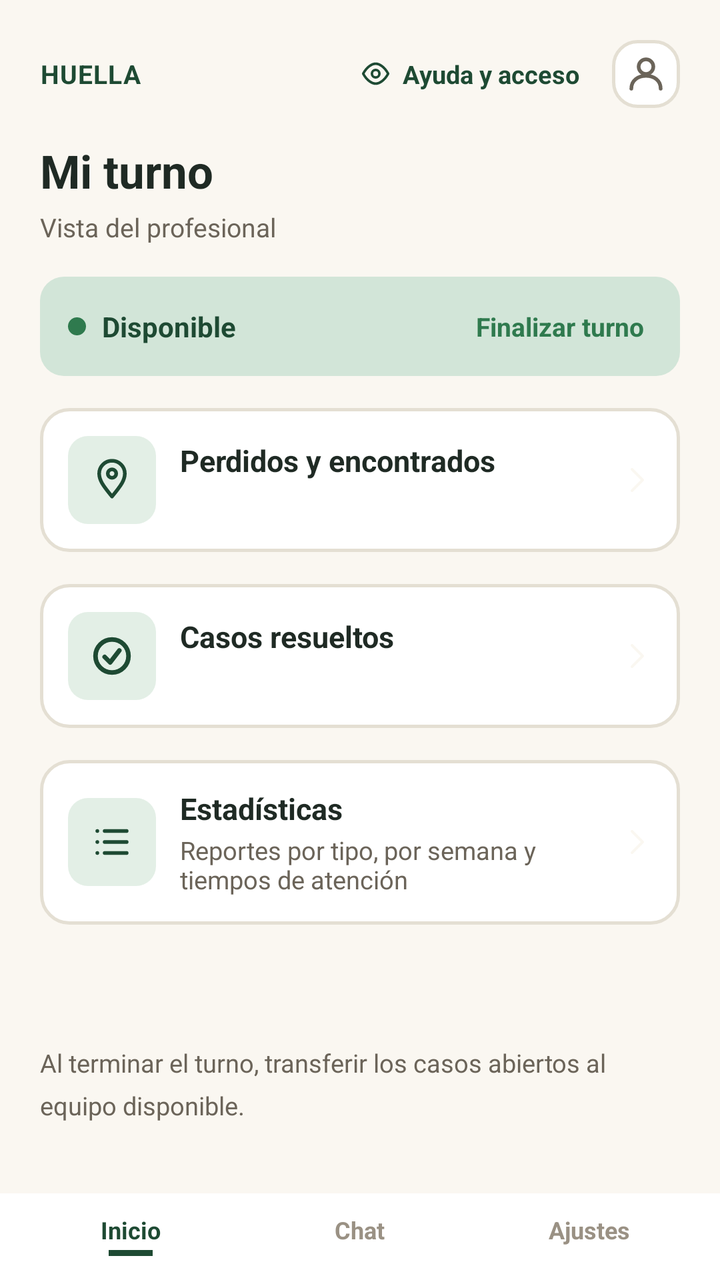
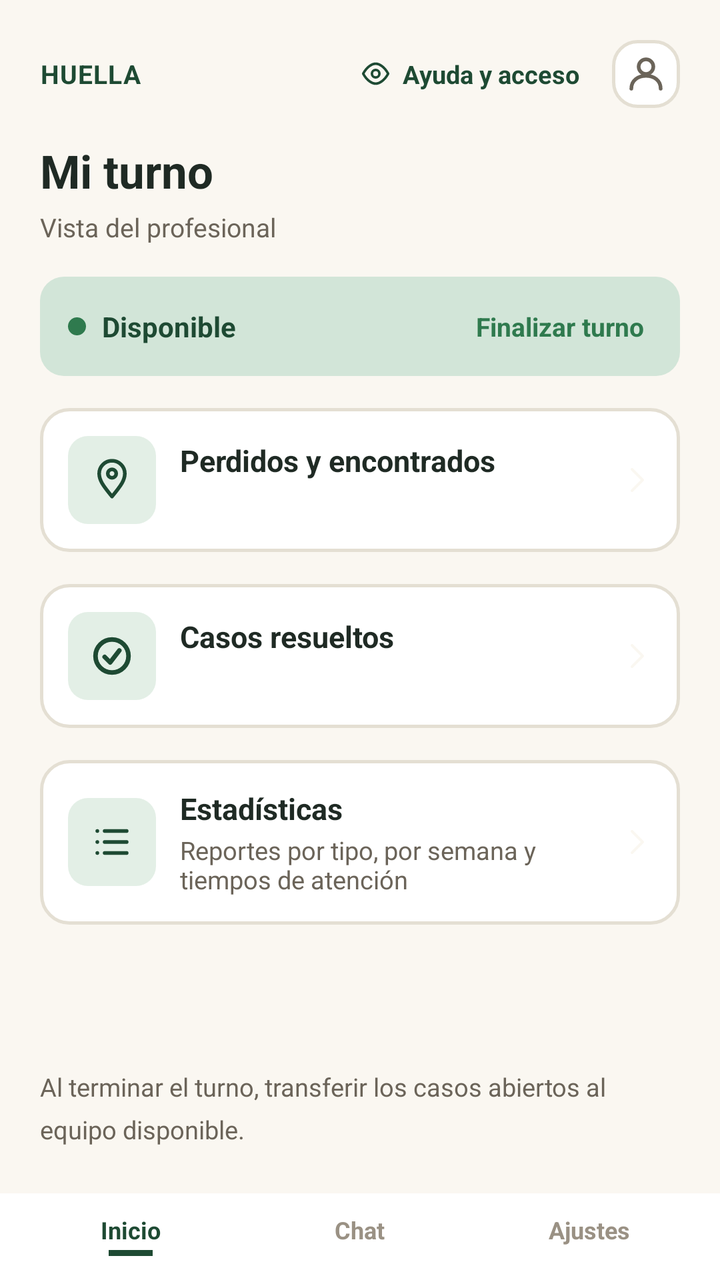

The first picture is an Android layout as it rendered before a commit; the second is the same layout after the commit. The layout source and the unified diff follow.
<!-- AndroidManifest.xml: application theme Theme.HUELLASEGURA -->
<!-- res/layout/activity_bandeja_profesional.xml -->
<?xml version="1.0" encoding="utf-8"?>
<LinearLayout xmlns:android="http://schemas.android.com/apk/res/android"
    xmlns:app="http://schemas.android.com/apk/res-auto"
    android:id="@+id/root"
    android:layout_width="match_parent"
    android:layout_height="match_parent"
    android:background="@color/surface_background"
    android:orientation="vertical">

    <LinearLayout
        android:layout_width="match_parent"
        android:layout_height="wrap_content"
        android:gravity="center_vertical"
        android:orientation="horizontal"
        android:paddingStart="20dp"
        android:paddingTop="20dp"
        android:paddingEnd="20dp">

        <TextView
            android:layout_width="0dp"
            android:layout_height="wrap_content"
            android:layout_weight="1"
            android:letterSpacing="0.03"
            android:text="@string/report_brand_wordmark"
            android:textColor="@color/brand_dark"
            android:textSize="13sp"
            android:textStyle="bold" />

        <LinearLayout
            android:id="@+id/btnHelpAccess"
            android:layout_width="wrap_content"
            android:layout_height="wrap_content"
            android:layout_marginEnd="10dp"
            android:clickable="true"
            android:focusable="true"
            android:gravity="center_vertical"
            android:orientation="horizontal"
            android:padding="6dp">

            <ImageView
                android:layout_width="15dp"
                android:layout_height="15dp"
                android:contentDescription="@null"
                android:src="@drawable/ic_eye_outline" />

            <TextView
                android:layout_width="wrap_content"
                android:layout_height="wrap_content"
                android:layout_marginStart="6dp"
                android:text="@string/report_help_access"
                android:textColor="@color/brand_dark"
                android:textSize="12.5sp"
                android:textStyle="bold" />
        </LinearLayout>

        <ImageButton
            android:id="@+id/btnProfile"
            android:layout_width="34dp"
            android:layout_height="34dp"
            android:background="@drawable/bg_icon_button"
            android:contentDescription="@string/profile_button"
            android:padding="7dp"
            android:src="@drawable/ic_profile" />
    </LinearLayout>

    <ScrollView
        android:id="@+id/scrollCases"
        android:layout_width="match_parent"
        android:layout_height="0dp"
        android:layout_weight="1"
        android:fillViewport="true">

        <LinearLayout
            android:layout_width="match_parent"
            android:layout_height="wrap_content"
            android:orientation="vertical"
            android:paddingStart="20dp"
            android:paddingTop="16dp"
            android:paddingEnd="20dp"
            android:paddingBottom="8dp">

            <TextView
                android:layout_width="wrap_content"
                android:layout_height="wrap_content"
                android:text="@string/professional_shift_title"
                android:textColor="@color/text_primary"
                android:textSize="23sp"
                android:textStyle="bold" />

            <TextView
                android:layout_width="wrap_content"
                android:layout_height="wrap_content"
                android:layout_marginTop="4dp"
                android:layout_marginBottom="16dp"
                android:text="@string/professional_shift_subtitle"
                android:textColor="@color/text_secondary"
                android:textSize="13sp" />

            <LinearLayout
                android:id="@+id/cardShiftStatus"
                android:layout_width="match_parent"
                android:layout_height="wrap_content"
                android:layout_marginBottom="16dp"
                android:background="@drawable/bg_shift_status"
                android:gravity="center_vertical"
                android:orientation="horizontal"
                android:paddingStart="14dp"
                android:paddingTop="12dp"
                android:paddingEnd="14dp"
                android:paddingBottom="12dp">

                <View
                    android:id="@+id/dotStatus"
                    android:layout_width="9dp"
                    android:layout_height="9dp"
                    android:background="@drawable/shape_dot_active" />

                <TextView
                    android:id="@+id/tvStatus"
                    android:layout_width="0dp"
                    android:layout_height="wrap_content"
                    android:layout_marginStart="8dp"
                    android:layout_weight="1"
                    android:text="@string/professional_status_available"
                    android:textColor="@color/brand_dark"
                    android:textSize="14sp"
                    android:textStyle="bold" />

                <TextView
                    android:id="@+id/tvToggleShift"
                    android:layout_width="wrap_content"
                    android:layout_height="wrap_content"
                    android:background="?attr/selectableItemBackgroundBorderless"
                    android:padding="4dp"
                    android:text="@string/professional_end_shift"
                    android:textColor="@color/accent_green"
                    android:textSize="13sp"
                    android:textStyle="bold" />
            </LinearLayout>

            <LinearLayout
                android:id="@+id/cardPerdidos"
                android:layout_width="match_parent"
                android:layout_height="wrap_content"
                android:layout_marginBottom="16dp"
                android:background="@drawable/bg_card"
                android:clickable="true"
                android:focusable="true"
                android:foreground="?attr/selectableItemBackground"
                android:gravity="center_vertical"
                android:orientation="horizontal"
                android:padding="14dp">

                <FrameLayout
                    android:layout_width="44dp"
                    android:layout_height="44dp"
                    android:background="@drawable/bg_icon_soft">

                    <ImageView
                        android:layout_width="22dp"
                        android:layout_height="22dp"
                        android:layout_gravity="center"
                        android:contentDescription="@null"
                        android:src="@drawable/ic_location_pin" />
                </FrameLayout>

                <LinearLayout
                    android:layout_width="0dp"
                    android:layout_height="wrap_content"
                    android:layout_marginStart="12dp"
                    android:layout_weight="1"
                    android:orientation="vertical">

                    <TextView
                        android:layout_width="wrap_content"
                        android:layout_height="wrap_content"
                        android:text="@string/perdidos_inbox_title"
                        android:textColor="@color/text_primary"
                        android:textSize="15sp"
                        android:textStyle="bold" />

                    <TextView
                        android:id="@+id/tvPerdidosCount"
                        android:layout_width="wrap_content"
                        android:layout_height="wrap_content"
                        android:layout_marginTop="2dp"
                        android:textColor="@color/text_secondary"
                        android:textSize="12.5sp" />
                </LinearLayout>

                <View
                    android:id="@+id/dotPerdidos"
                    android:layout_width="10dp"
                    android:layout_height="10dp"
                    android:background="@drawable/shape_dot_active"
                    android:visibility="invisible" />

                <ImageView
                    android:layout_width="16dp"
                    android:layout_height="16dp"
                    android:layout_marginStart="8dp"
                    android:contentDescription="@null"
                    android:rotation="180"
                    android:src="@drawable/ic_arrow_back" />
            </LinearLayout>

            <LinearLayout
                android:id="@+id/cardResueltos"
                android:layout_width="match_parent"
                android:layout_height="wrap_content"
                android:layout_marginBottom="16dp"
                android:background="@drawable/bg_card"
                android:clickable="true"
                android:focusable="true"
                android:foreground="?attr/selectableItemBackground"
                android:gravity="center_vertical"
                android:orientation="horizontal"
                android:padding="14dp">

                <FrameLayout
                    android:layout_width="44dp"
                    android:layout_height="44dp"
                    android:background="@drawable/bg_icon_soft">

                    <ImageView
                        android:layout_width="22dp"
                        android:layout_height="22dp"
                        android:layout_gravity="center"
                        android:contentDescription="@null"
                        android:src="@drawable/ic_check_circle_dark" />
                </FrameLayout>

                <LinearLayout
                    android:layout_width="0dp"
                    android:layout_height="wrap_content"
                    android:layout_marginStart="12dp"
                    android:layout_weight="1"
                    android:orientation="vertical">

                    <TextView
                        android:layout_width="wrap_content"
                        android:layout_height="wrap_content"
                        android:text="@string/resolved_inbox_title"
                        android:textColor="@color/text_primary"
                        android:textSize="15sp"
                        android:textStyle="bold" />

                    <TextView
                        android:id="@+id/tvResueltosCount"
                        android:layout_width="wrap_content"
                        android:layout_height="wrap_content"
                        android:layout_marginTop="2dp"
                        android:textColor="@color/text_secondary"
                        android:textSize="12.5sp" />
                </LinearLayout>

                <ImageView
                    android:layout_width="16dp"
                    android:layout_height="16dp"
                    android:layout_marginStart="8dp"
                    android:contentDescription="@null"
                    android:rotation="180"
                    android:src="@drawable/ic_arrow_back" />
            </LinearLayout>

            <LinearLayout
                android:id="@+id/cardEstadisticas"
                android:layout_width="match_parent"
                android:layout_height="wrap_content"
                android:layout_marginBottom="16dp"
                android:background="@drawable/bg_card"
                android:clickable="true"
                android:focusable="true"
                android:foreground="?attr/selectableItemBackground"
                android:gravity="center_vertical"
                android:orientation="horizontal"
                android:padding="14dp">

                <FrameLayout
                    android:layout_width="44dp"
                    android:layout_height="44dp"
                    android:background="@drawable/bg_icon_soft">

                    <ImageView
                        android:layout_width="22dp"
                        android:layout_height="22dp"
                        android:layout_gravity="center"
                        android:contentDescription="@null"
                        android:src="@drawable/ic_list_reports" />
                </FrameLayout>

                <LinearLayout
                    android:layout_width="0dp"
                    android:layout_height="wrap_content"
                    android:layout_marginStart="12dp"
                    android:layout_weight="1"
                    android:orientation="vertical">

                    <TextView
                        android:layout_width="wrap_content"
                        android:layout_height="wrap_content"
                        android:text="@string/stats_inbox_title"
                        android:textColor="@color/text_primary"
                        android:textSize="15sp"
                        android:textStyle="bold" />

                    <TextView
                        android:layout_width="wrap_content"
                        android:layout_height="wrap_content"
                        android:layout_marginTop="2dp"
                        android:text="@string/stats_inbox_subtitle"
                        android:textColor="@color/text_secondary"
                        android:textSize="12.5sp" />
                </LinearLayout>

                <ImageView
                    android:layout_width="16dp"
                    android:layout_height="16dp"
                    android:layout_marginStart="8dp"
                    android:contentDescription="@null"
                    android:rotation="180"
                    android:src="@drawable/ic_arrow_back" />
            </LinearLayout>

            <LinearLayout
                android:layout_width="match_parent"
                android:layout_height="wrap_content"
                android:layout_marginBottom="16dp"
                android:orientation="horizontal">

                <TextView
                    android:id="@+id/tvCountPending"
                    android:layout_width="wrap_content"
                    android:layout_height="wrap_content"
                    android:layout_marginEnd="18dp"
                    android:textColor="@color/text_primary"
                    android:textSize="15sp"
                    android:textStyle="bold" />

                <TextView
                    android:id="@+id/tvCountAttending"
                    android:layout_width="wrap_content"
                    android:layout_height="wrap_content"
                    android:textColor="@color/text_primary"
                    android:textSize="15sp"
                    android:textStyle="bold" />
            </LinearLayout>

            <LinearLayout
                android:id="@+id/casesContainer"
                android:layout_width="match_parent"
                android:layout_height="wrap_content"
                android:layout_marginBottom="8dp"
                android:orientation="vertical" />

            <TextView
                android:layout_width="match_parent"
                android:layout_height="wrap_content"
                android:lineSpacingMultiplier="1.4"
                android:text="@string/professional_footer_note"
                android:textColor="@color/text_secondary"
                android:textSize="12.5sp" />
        </LinearLayout>
    </ScrollView>

    <LinearLayout
        android:layout_width="match_parent"
        android:layout_height="wrap_content"
        android:background="@android:color/white"
        android:orientation="horizontal"
        android:paddingStart="8dp"
        android:paddingTop="10dp"
        android:paddingEnd="8dp"
        android:paddingBottom="12dp">

        <LinearLayout
            android:id="@+id/tabInicio"
            android:layout_width="0dp"
            android:layout_height="wrap_content"
            android:layout_weight="1"
            android:gravity="center"
            android:orientation="vertical">

            <TextView
                android:layout_width="wrap_content"
                android:layout_height="wrap_content"
                android:text="@string/nav_home"
                android:textColor="@color/brand_dark"
                android:textSize="12sp"
                android:textStyle="bold" />

            <View
                android:layout_width="22dp"
                android:layout_height="3dp"
                android:layout_marginTop="2dp"
                android:background="@color/brand_dark" />
        </LinearLayout>


        <LinearLayout
            android:id="@+id/tabChat"
            android:layout_width="0dp"
            android:layout_height="wrap_content"
            android:layout_weight="1"
            android:gravity="center"
            android:orientation="vertical">

            <TextView
                android:layout_width="wrap_content"
                android:layout_height="wrap_content"
                android:text="@string/nav_chat"
                android:textColor="@color/field_placeholder"
                android:textSize="12sp"
                android:textStyle="bold" />

            <View
                android:layout_width="22dp"
                android:layout_height="3dp"
                android:layout_marginTop="2dp"
                android:background="@android:color/transparent" />
        </LinearLayout>

        <LinearLayout
            android:id="@+id/tabAjustes"
            android:layout_width="0dp"
            android:layout_height="wrap_content"
            android:layout_weight="1"
            android:gravity="center"
            android:orientation="vertical">

            <TextView
                android:layout_width="wrap_content"
                android:layout_height="wrap_content"
                android:text="@string/professional_nav_settings"
                android:textColor="@color/field_placeholder"
                android:textSize="12sp"
                android:textStyle="bold" />

            <View
                android:layout_width="22dp"
                android:layout_height="3dp"
                android:layout_marginTop="2dp"
                android:background="@android:color/transparent" />
        </LinearLayout>
    </LinearLayout>
</LinearLayout>
<!-- resources referenced by this layout -->
<resources>
  <color name="accent_green">@color/splash_icon_background</color>
  <color name="brand_dark">@color/splash_background</color>
  <color name="field_placeholder">#9A9184</color>
  <color name="surface_background">@color/splash_text_primary</color>
  <color name="text_primary">#1F2A24</color>
  <color name="text_secondary">#6B6459</color>
  <!-- drawable bg_card (drawable) -->
  <?xml version="1.0" encoding="utf-8"?>
  <shape xmlns:android="http://schemas.android.com/apk/res/android"
      android:shape="rectangle">
      <solid android:color="@android:color/white" />
      <corners android:radius="14dp" />
      <stroke
          android:width="1.5dp"
          android:color="@color/field_border" />
  </shape>
  <!-- drawable bg_icon_button (drawable) -->
  <?xml version="1.0" encoding="utf-8"?>
  <shape xmlns:android="http://schemas.android.com/apk/res/android"
      android:shape="rectangle">
      <solid android:color="@android:color/white" />
      <corners android:radius="12dp" />
      <stroke
          android:width="1.5dp"
          android:color="@color/field_border" />
  </shape>
  <!-- drawable bg_icon_soft (drawable) -->
  <?xml version="1.0" encoding="utf-8"?>
  <shape xmlns:android="http://schemas.android.com/apk/res/android"
      android:shape="rectangle">
      <solid android:color="@color/accent_soft" />
      <corners android:radius="10dp" />
  </shape>
  <!-- drawable bg_shift_status (drawable) -->
  <?xml version="1.0" encoding="utf-8"?>
  <shape xmlns:android="http://schemas.android.com/apk/res/android"
      android:shape="rectangle">
      <solid android:color="@color/map_placeholder_bg" />
      <corners android:radius="12dp" />
  </shape>
  <!-- drawable shape_dot_active (drawable) -->
  <?xml version="1.0" encoding="utf-8"?>
  <shape xmlns:android="http://schemas.android.com/apk/res/android"
      android:shape="oval">
      <solid android:color="@color/splash_icon_background" />
  </shape>
  <string name="nav_chat">Chat</string>
  <string name="nav_home">Inicio</string>
  <string name="perdidos_inbox_title">Perdidos y encontrados</string>
  <string name="professional_end_shift">Finalizar turno</string>
  <string name="professional_footer_note">Al terminar el turno, transferir los casos abiertos al equipo disponible.</string>
  <string name="professional_nav_settings">Ajustes</string>
  <string name="professional_shift_subtitle">Vista del profesional</string>
  <string name="professional_shift_title">Mi turno</string>
  <string name="professional_status_available">Disponible</string>
  <string name="profile_button">Perfil</string>
  <string name="report_brand_wordmark">HUELLA</string>
  <string name="report_help_access">Ayuda y acceso</string>
  <string name="resolved_inbox_title">Casos resueltos</string>
  <string name="stats_inbox_subtitle">Reportes por tipo, por semana y tiempos de atención</string>
  <string name="stats_inbox_title">Estadísticas</string>
  <style name="Theme.HUELLASEGURA" parent="Base.Theme.HUELLASEGURA" />
  <color name="splash_icon_background">#2F7A4E</color>
  <color name="splash_background">#1E4A33</color>
  <color name="splash_text_primary">#FAF7F1</color>
  <color name="field_border">#E4DFD3</color>
  <color name="accent_soft">#E3EFE6</color>
  <color name="map_placeholder_bg">#D2E5D8</color>
  <style name="Base.Theme.HUELLASEGURA" parent="Theme.Material3.DayNight.NoActionBar">
          
          <item name="colorPrimary">@color/accent_green</item>
          <item name="colorOnPrimary">@color/surface_background</item>
          <item name="colorSecondary">@color/brand_dark</item>
          <item name="colorSecondaryContainer">@color/accent_green</item>
          <item name="colorOnSecondaryContainer">@color/surface_background</item>
          <item name="android:windowBackground">@color/surface_background</item>
      </style>
  <!-- unchanged entries left out for length: 6 -->
</resources>

<!-- the commit's change to res/layout/activity_bandeja_profesional.xml (unified diff, before → after) -->
@@ -346,6 +346,13 @@
                     android:textStyle="bold" />
             </LinearLayout>
 
+            <include
+                android:id="@+id/speciesFilter"
+                layout="@layout/view_species_filter"
+                android:layout_width="match_parent"
+                android:layout_height="wrap_content"
+                android:layout_marginBottom="12dp" />
+
             <LinearLayout
                 android:id="@+id/casesContainer"
                 android:layout_width="match_parent"
@@ -444,3 +451,20 @@
         </LinearLayout>
     </LinearLayout>
 </LinearLayout>
+<!-- res/layout/view_species_filter.xml (included above) -->
+<?xml version="1.0" encoding="utf-8"?>
+<HorizontalScrollView xmlns:android="http://schemas.android.com/apk/res/android"
+    xmlns:app="http://schemas.android.com/apk/res-auto"
+    android:layout_width="match_parent"
+    android:layout_height="wrap_content"
+    android:clipToPadding="false"
+    android:scrollbars="none">
+
+    <com.google.android.material.chip.ChipGroup
+        android:id="@+id/chipGroupSpecies"
+        android:layout_width="wrap_content"
+        android:layout_height="wrap_content"
+        app:selectionRequired="true"
+        app:singleLine="true"
+        app:singleSelection="true" />
+</HorizontalScrollView>
